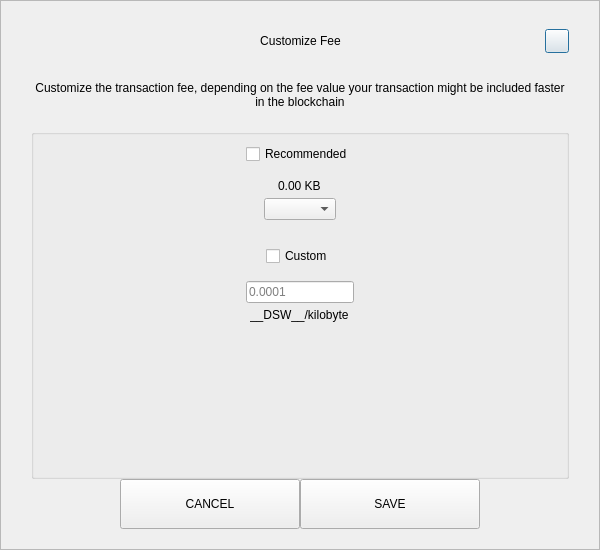
Qt form src/qt/pivx/forms/sendcustomfeedialog.ui (decenomy/DSW) before a commit.
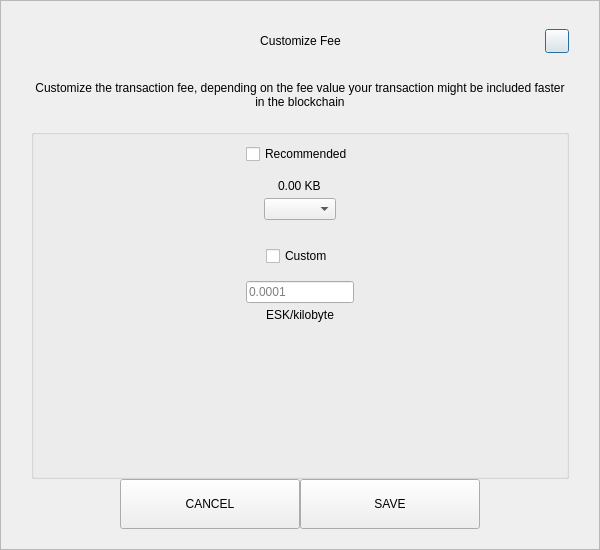
The same form after that commit.

What changed in the file:
```diff
--- a/src/qt/pivx/forms/sendcustomfeedialog.ui
+++ b/src/qt/pivx/forms/sendcustomfeedialog.ui
@@ -287,7 +287,7 @@
            <item alignment="Qt::AlignHCenter">
             <widget class="QLabel" name="labelCustomFee">
              <property name="text">
-              <string>__DSW__/kilobyte</string>
+              <string>ESK/kilobyte</string>
              </property>
             </widget>
            </item>
```
